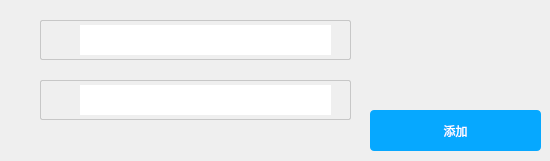
Old version of the form src/disk_client_gui/add_user.ui in the repository 1727370054/OrionLink.
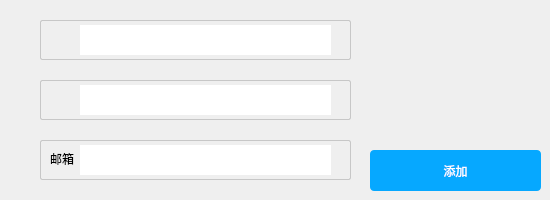
New version of the form. Icons and pictures are not drawn.

Commit message: feature/ 完成了邮箱验证码登陆和忘记密码功能

Patch:
```diff
--- a/src/disk_client_gui/add_user.ui
+++ b/src/disk_client_gui/add_user.ui
@@ -7,7 +7,7 @@
     <x>0</x>
     <y>0</y>
     <width>550</width>
-    <height>161</height>
+    <height>200</height>
    </rect>
   </property>
   <property name="minimumSize">
@@ -19,7 +19,7 @@
   <property name="maximumSize">
    <size>
     <width>580</width>
-    <height>180</height>
+    <height>200</height>
    </size>
   </property>
   <property name="windowTitle">
@@ -102,7 +102,7 @@
    <property name="geometry">
     <rect>
      <x>370</x>
-     <y>110</y>
+     <y>150</y>
      <width>171</width>
      <height>41</height>
     </rect>
@@ -206,6 +206,80 @@
     </property>
    </widget>
   </widget>
+  <widget class="QFrame" name="email_frame">
+   <property name="geometry">
+    <rect>
+     <x>40</x>
+     <y>140</y>
+     <width>311</width>
+     <height>40</height>
+    </rect>
+   </property>
+   <property name="styleSheet">
+    <string notr="true">#email_frame::!hover{
+
+      border: 1px solid #c7c7c7;
+      border-radius: 2px;
+	  margin-top: 0ex
+
+}
+#email_frame::hover{
+      border: 1px solid #58a6ee;
+      border-radius: 2px;
+	  margin-top: 0ex
+}</string>
+   </property>
+   <property name="frameShape">
+    <enum>QFrame::StyledPanel</enum>
+   </property>
+   <property name="frameShadow">
+    <enum>QFrame::Raised</enum>
+   </property>
+   <widget class="QLineEdit" name="emailEdit">
+    <property name="geometry">
+     <rect>
+      <x>40</x>
+      <y>5</y>
+      <width>251</width>
+      <height>30</height>
+     </rect>
+    </property>
+    <property name="styleSheet">
+     <string notr="true">font: 12pt</string>
+    </property>
+    <property name="text">
+     <string/>
+    </property>
+    <property name="frame">
+     <bool>false</bool>
+    </property>
+    <property name="echoMode">
+     <enum>QLineEdit::Normal</enum>
+    </property>
+    <property name="clearButtonEnabled">
+     <bool>false</bool>
+    </property>
+   </widget>
+   <widget class="QLabel" name="passlogo_2">
+    <property name="geometry">
+     <rect>
+      <x>10</x>
+      <y>10</y>
+      <width>31</width>
+      <height>18</height>
+     </rect>
+    </property>
+    <property name="styleSheet">
+     <string notr="true"/>
+    </property>
+    <property name="text">
+     <string>邮箱</string>
+    </property>
+    <property name="textFormat">
+     <enum>Qt::AutoText</enum>
+    </property>
+   </widget>
+  </widget>
  </widget>
  <layoutdefault spacing="6" margin="11"/>
  <resources>
```
The commit also changes 59 other files.
